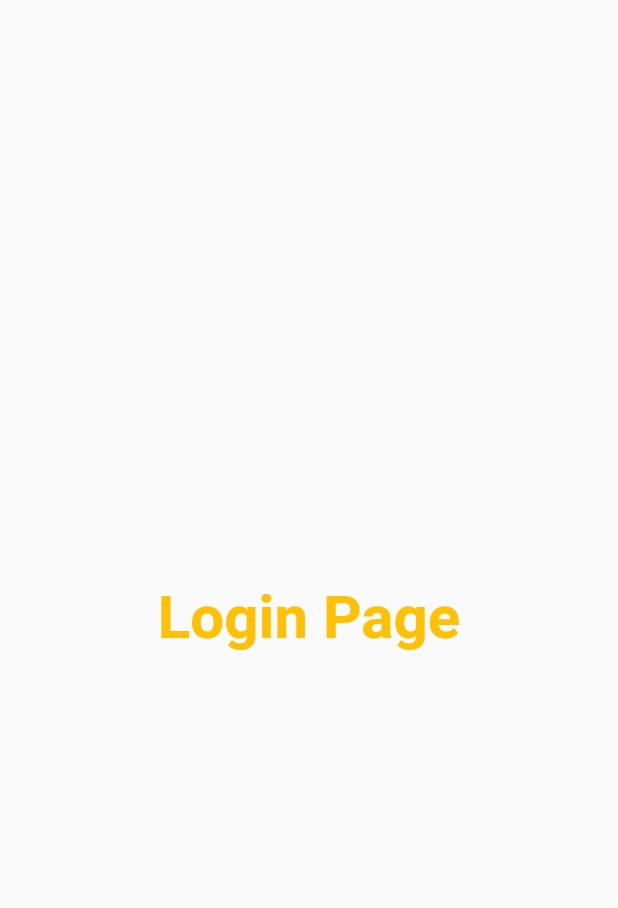
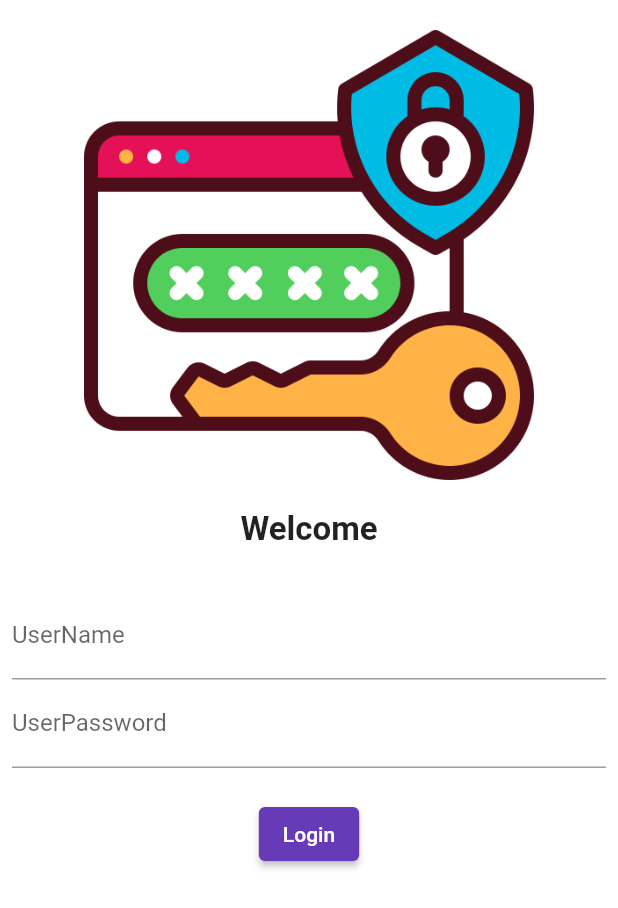
Before and after one commit to Anuj1510/30DaysofFlutter, a Flutter app: the screen it shows after launch, on a phone screen of 412 x 824 dp. Shown: the top 908 px of the screen. Run offline on Flutter 3.47's test engine with Material 2 defaults, Android fonts, the phone set to English and light mode, and no system bars.

Commit message:
day 4 completed

```diff
--- a/lib/Login_page.dart
+++ b/lib/Login_page.dart
@@ -1,15 +1,63 @@
+// ignore: file_names
 import 'package:flutter/material.dart';
 
 class LoginPage extends StatelessWidget {
+  const LoginPage({super.key});
+
   @override
   Widget build(BuildContext context) {
     return Material(
-      child: Center(
-        child: Text(
-          "Login Page",
-          style: TextStyle(
-              fontSize: 40, color: Colors.amber, fontWeight: FontWeight.bold),
-        ),
+      color: Colors.white,
+      child: Column(
+        // column ya phir row tub use krte hai jub kaphi saari cheeze dalni hoti hai, isliye child ke badle hamne children ka use kiya
+        children: [
+          const SizedBox(
+            height: 20,
+          ),
+          Image.asset(
+            "assets/images/password.png",
+            height: 300,
+            width: 300,
+          ),
+          const SizedBox(
+            height: 20,
+          ),
+          const Text(
+            "Welcome",
+            style: TextStyle(fontSize: 22, fontWeight: FontWeight.bold),
+          ),
+          const SizedBox(
+            height: 20,
+          ),
+          Padding(
+            padding: const EdgeInsets.all(8.0),
+            child: Column(
+              children: [
+                TextFormField(
+                  decoration: const InputDecoration(
+                    hintText: "Enter UserName",
+                    labelText: "UserName",
+                  ),
+                ),
+                TextFormField(
+                  obscureText: true,
+                  decoration: const InputDecoration(
+                    hintText: "Enter password",
+                    labelText: "UserPassword",
+                  ),
+                ),
+                const SizedBox(
+                  height: 20,
+                ),
+                ElevatedButton(
+                  onPressed: () {},
+                  style: TextButton.styleFrom(),
+                  child: const Text("Login"),
+                )
+              ],
+            ),
+          ),
+        ],
       ),
     );
   }
--- a/pubspec.yaml
+++ b/pubspec.yaml
@@ -59,8 +59,8 @@ flutter:
   uses-material-design: true
 
   # To add assets to your application, add an assets section, like this:
-  # assets:
-  #   - images/a_dot_burr.jpeg
+  assets:
+    - assets/images/
   #   - images/a_dot_ham.jpeg
 
   # An image asset can refer to one or more resolution-specific "variants", see
```
Also changed, not shown: assets/images/password.png (added).
